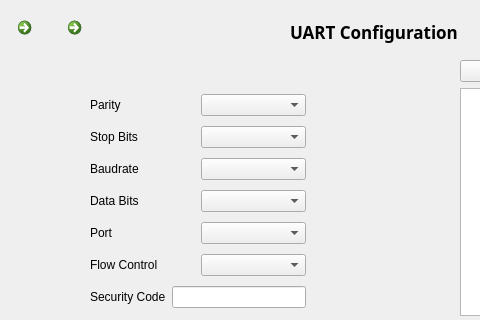
Before: the Qt Designer form uart.ui in Nourreddine1920/Serial_Port_COM, drawn with Qt 5; both pictures show x 0 to 480 and y 0 to 320 of the 800 by 600 pixel window.
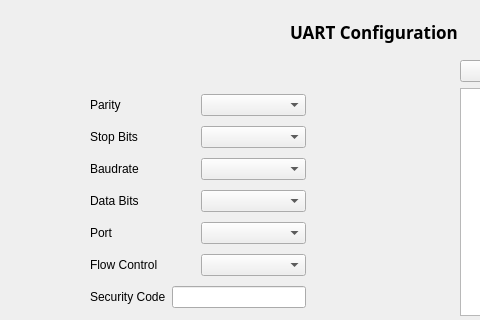
After: the same form once the commit is applied.

```diff
--- a/uart.ui
+++ b/uart.ui
@@ -217,19 +217,6 @@
      </item>
     </layout>
    </widget>
-   <widget class="QCommandLinkButton" name="commandLinkButton">
-    <property name="geometry">
-     <rect>
-      <x>10</x>
-      <y>10</y>
-      <width>50</width>
-      <height>47</height>
-     </rect>
-    </property>
-    <property name="text">
-     <string/>
-    </property>
-   </widget>
    <widget class="QWidget" name="layoutWidget">
     <property name="geometry">
      <rect>
@@ -241,19 +228,6 @@
     </property>
     <layout class="QVBoxLayout" name="verticalLayout"/>
    </widget>
-   <widget class="QCommandLinkButton" name="commandLinkButton_2">
-    <property name="geometry">
-     <rect>
-      <x>60</x>
-      <y>10</y>
-      <width>50</width>
-      <height>47</height>
-     </rect>
-    </property>
-    <property name="text">
-     <string/>
-    </property>
-   </widget>
   </widget>
   <widget class="QMenuBar" name="menubar">
    <property name="geometry">
```
